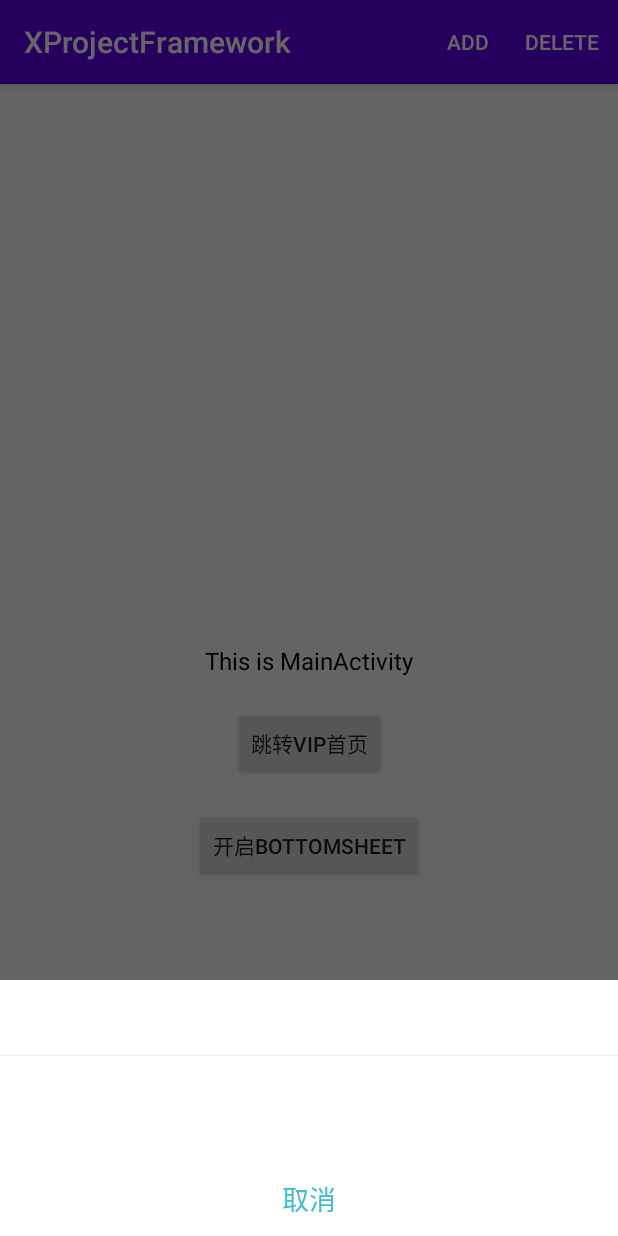
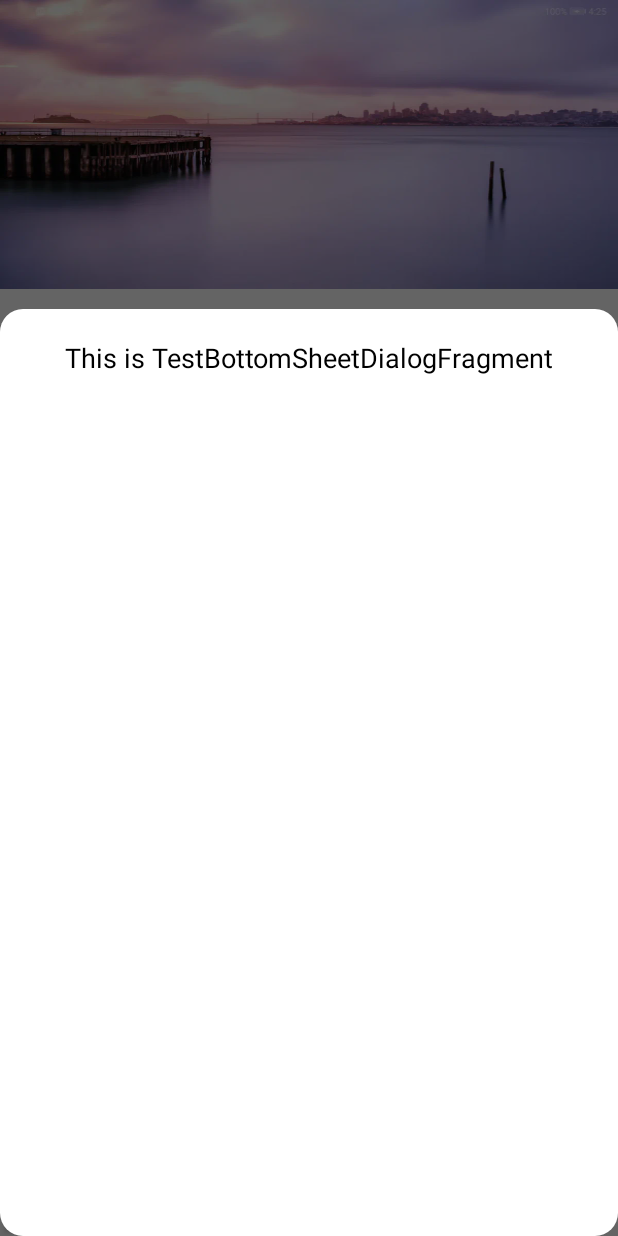
Before and after one commit to isaxiong/XProjectFramework, an Android app: the screen it shows after launch (MainActivity), after a tap on "开启BOTTOMSHEET", on a phone screen of 412 x 824 dp. Run offline under Robolectric (Android 15) with nearby library versions, the phone set to English and light mode, and no system bars; libraries missing offline, so code that uses them is left out: com.alibaba.android, com.jaeger.library, com.readystatesoftware.systembartint, com.umeng.commonsdk, com.umeng.message and 1 more; 5 statements that could not run were skipped.

Commit message:
新增沉浸式工具类

```diff
--- a/app/build.gradle
+++ b/app/build.gradle
@@ -57,6 +57,8 @@ dependencies {
     implementation 'androidx.constraintlayout:constraintlayout:2.0.2'
     implementation 'com.android.support:design:28.0.0'
     implementation 'androidx.recyclerview:recyclerview:1.1.0'
+    implementation 'com.readystatesoftware.systembartint:systembartint:1.0.3'  //状态栏
+    implementation 'com.jaeger.statusbarutil:library:1.4.0' // 通用状态栏
     implementation "com.github.CymChad:BaseRecyclerViewAdapterHelper:$rootProject.ext.brvahVersion"
 
     /* ------------ARouter-------------- */
--- a/app/src/main/java/com/xiong/xprojectframework/MainActivity.kt
+++ b/app/src/main/java/com/xiong/xprojectframework/MainActivity.kt
@@ -1,5 +1,8 @@
 package com.xiong.xprojectframework
 
+import android.graphics.Color
+import android.graphics.Rect
+import android.os.Build
 import androidx.appcompat.app.AppCompatActivity
 import android.os.Bundle
 import android.text.TextUtils
@@ -7,14 +10,21 @@ import android.util.Log
 import android.view.Menu
 import android.view.MenuItem
 import android.view.View
+import android.view.WindowManager
+import androidx.core.content.ContextCompat
+import androidx.fragment.app.FragmentTransaction
 import com.alibaba.android.arouter.facade.annotation.Route
 import com.alibaba.android.arouter.launcher.ARouter
+import com.jaeger.library.StatusBarUtil
+import com.xiong.xprojectframework.base.BaseActivity
 import com.xiong.xprojectframework.util.TimeFormatUtil
 import com.xiong.xprojectframework.util.CountDownTimerHelper
+import com.xiong.xprojectframework.util.StatusBarUtils
 import com.xiong.xprojectframework.widget.BaseBottomDialogFragment
 import com.xiong.xprojectframework.widget.TestBottomSheetDialogFragment
 import kotlinx.android.synthetic.main.activity_main.*
 import org.greenrobot.greendao.AbstractDaoMaster
+import java.lang.reflect.Field
 
 /**
  * @author xiong
@@ -22,13 +32,86 @@ import org.greenrobot.greendao.AbstractDaoMaster
  * @description 首页
  **/
 @Route(path = "/app/MainActivity")
-class MainActivity : AppCompatActivity(), View.OnClickListener {
+class MainActivity : BaseActivity(), View.OnClickListener {
 
     override fun onCreate(savedInstanceState: Bundle?) {
         super.onCreate(savedInstanceState)
         setContentView(R.layout.activity_main)
 
+//        StatusBarUtil.setColor(this, resources.getColor(R.color.colorAccent))
+        StatusBarUtil.setTransparentForImageView(this, null)
+
+        // 设置状态栏全透明
+//        StatusBarUtils.setStatusBarTransparent(this)
+//        if (Build.VERSION.SDK_INT >= Build.VERSION_CODES.LOLLIPOP) {    // 5.0及以上
+//            window.clearFlags(WindowManager.LayoutParams.FLAG_TRANSLUCENT_STATUS)
+//            window.addFlags(WindowManager.LayoutParams.FLAG_DRAWS_SYSTEM_BAR_BACKGROUNDS)
+//            window.statusBarColor = Color.TRANSPARENT // resources.getColor(R.color.colorAccent)
+//            window.decorView.systemUiVisibility = (View.SYSTEM_UI_FLAG_LAYOUT_FULLSCREEN or View.SYSTEM_UI_FLAG_LAYOUT_STABLE)
+//        } else if(Build.VERSION.SDK_INT >= Build.VERSION_CODES.KITKAT) {    // 4.4及以上
+//            window.addFlags(WindowManager.LayoutParams.FLAG_TRANSLUCENT_STATUS)
+//        }
+
         initView()
+        initCountDownTimer()
+        Log.w("xiong", "=== initView getTitleBarHeight === 1、反射：${StatusBarUtils.getStatusBarHeightByReflect(this)}" +
+                ", 2、系统资源Id：${StatusBarUtils.getStatusBarHeightById(this)}" +
+                ", 3、窗口：${StatusBarUtils.getStatusBarHeightByWin(this)}")
+    }
+
+    override fun getLayoutId(): Int {
+        return R.layout.activity_main
+    }
+
+    override fun onWindowFocusChanged(hasFocus: Boolean) {
+        super.onWindowFocusChanged(hasFocus)
+        if (hasFocus) {
+            // TODO xiong -- test：测试沉浸式是否会对状态栏高度有影响（初步测试无影响）
+            Log.w("xiong", "=== onWindowFocusChanged getTitleBarHeight === 1、反射：${StatusBarUtils.getStatusBarHeightByReflect(this)}" +
+                    ", 2、系统资源Id：${StatusBarUtils.getStatusBarHeightById(this)}" +
+                    ", 3、窗口：${StatusBarUtils.getStatusBarHeightByWin(this)}")
+        }
+    }
+
+    override fun onCreateOptionsMenu(menu: Menu?): Boolean {
+        menuInflater.inflate(R.menu.main, menu)
+        return super.onCreateOptionsMenu(menu)
+    }
+
+    override fun onOptionsItemSelected(item: MenuItem): Boolean {
+        return true
+    }
+
+    /**
+     *
+     */
+    override fun initViewAfterContentView() {
+//        setStatusBarTranslucent()
+//        setStatusBarBackground(Color.TRANSPARENT)
+        setStatusBarStyle(true)
+//        ContextCompat.getDrawable(this, )
+        setStatusBarBackground(resources.getColor(R.color.colorAccent))
+        initView()
+    }
+
+    private fun initView() {
+        tv_main_content.text = "This is MainActivity"
+        btn_test_jump_vip_page.setOnClickListener {
+            ARouter.getInstance().build("/vip/HomeActivity").navigation()
+        }
+        btn_open_bottom_sheet.setOnClickListener {
+            openBottomSheet()
+        }
+
+        // 定时器UI
+        btn_start_timer.setOnClickListener(this)
+        btn_cancel_timer.setOnClickListener(this)
+        btn_reset_timer.setOnClickListener(this)
+        btn_stop_timer.setOnClickListener(this)
+        btn_resume_timer.setOnClickListener(this)
+    }
+
+    private fun initCountDownTimer() {
         CountDownTimerHelper.setOnCountDownTimerListener(object : CountDownTimerHelper.OnCountDownTimerListener {
             override fun onCountDownFinished() {
                 Log.w("xiong", " === onCountDownFinished === ")
@@ -48,34 +131,11 @@ class MainActivity : AppCompatActivity(), View.OnClickListener {
         })
     }
 
-    override fun onCreateOptionsMenu(menu: Menu?): Boolean {
-        menuInflater.inflate(R.menu.main, menu)
-        return super.onCreateOptionsMenu(menu)
-    }
-
-    override fun onOptionsItemSelected(item: MenuItem): Boolean {
-        return true
-    }
-
-    private fun initView() {
-        tv_main_content.text = "This is MainActivity"
-        btn_test_jump_vip_page.setOnClickListener {
-            ARouter.getInstance().build("/vip/HomeActivity").navigation()
-        }
-        btn_open_bottom_sheet.setOnClickListener {
-            openBottomSheet()
-        }
-
-        // 定时器UI
-        btn_start_timer.setOnClickListener(this)
-        btn_cancel_timer.setOnClickListener(this)
-        btn_reset_timer.setOnClickListener(this)
-        btn_stop_timer.setOnClickListener(this)
-        btn_resume_timer.setOnClickListener(this)
-    }
-
     private fun openBottomSheet() {
-        BaseBottomDialogFragment().show(supportFragmentManager, "BaseBottomDialogFragmentTest")
+//        BaseBottomDialogFragment().show(supportFragmentManager, "BaseBottomDialogFragmentTest")
+        supportFragmentManager.beginTransaction()
+            .add(TestBottomSheetDialogFragment.getInstance(), "TestBottomSheetDialogFragment")
+            .commit()
 //        TestBottomSheetDialogFragment.getInstance().show(supportFragmentManager, "TestBottomSheetDialogFragment")
     }
 
--- /dev/null
+++ b/app/src/main/java/com/xiong/xprojectframework/base/BaseActivity.kt
@@ -0,0 +1,75 @@
+package com.xiong.xprojectframework.base
+
+import android.os.Bundle
+import android.view.LayoutInflater
+import android.view.View
+import android.view.ViewGroup
+import android.widget.LinearLayout
+import androidx.annotation.ColorInt
+import androidx.appcompat.app.AppCompatActivity
+import com.xiong.xprojectframework.R
+import com.xiong.xprojectframework.util.StatusBarUtils
+
+/**
+ * @author xiong
+ * @since  2021/1/22
+ * @description 基类Activity
+ **/
+abstract class BaseActivity: AppCompatActivity() {
+
+    private lateinit var mRootContainer: ViewGroup
+    private lateinit var mStatusBarView: View
+//    private lateinit var mTitleBar: View
+
+    override fun onCreate(savedInstanceState: Bundle?) {
+        super.onCreate(savedInstanceState)
+        initViewBeforeContentView()
+        setContentView(getLayoutId())
+
+        mRootContainer = findViewById(android.R.id.content)
+        mRootContainer.addView(createCustomStatusBar())
+//        mRootContainer.addView(createCustomTitleBar())
+        initCustomTitleBar()
+
+        initViewAfterContentView()
+    }
+
+    private fun createCustomStatusBar(): View {
+        StatusBarUtils.setStatusBarTransparent(this)
+
+        mStatusBarView = View(this)
+        val params = LinearLayout.LayoutParams(ViewGroup.LayoutParams.MATCH_PARENT, StatusBarUtils.getStatusBarHeightById(this))
+        mStatusBarView.layoutParams = params
+        return mStatusBarView
+    }
+
+    private fun initCustomTitleBar() {
+
+    }
+
+    /**
+     * 设置状态栏背景颜色（非透明）
+     */
+    fun setStatusBarBackground(@ColorInt colorRes: Int) {
+        mStatusBarView.visibility = View.VISIBLE
+        mStatusBarView.setBackgroundColor(colorRes)
+    }
+
+    /**
+     * 设置状态栏样式（字体和图标颜色）
+     * @param dark 是否为暗色系
+     */
+    fun setStatusBarStyle(dark: Boolean) {
+        StatusBarUtils.setStatusBarStyle(this, dark)
+    }
+
+
+    abstract fun getLayoutId(): Int
+
+    open fun initViewBeforeContentView() {
+
+    }
+
+    abstract fun initViewAfterContentView()
+
+}
--- /dev/null
+++ b/app/src/main/java/com/xiong/xprojectframework/util/StatusBarUtils.kt
@@ -0,0 +1,125 @@
+package com.xiong.xprojectframework.util
+
+import android.annotation.TargetApi
+import android.app.Activity
+import android.graphics.Color
+import android.graphics.Rect
+import android.os.Build
+import android.view.View
+import android.view.Window
+import android.view.WindowManager
+import com.readystatesoftware.systembartint.SystemBarTintManager
+import java.lang.reflect.Field
+
+
+/**
+ * @author: xiong
+ * @description: 状态栏工具类
+ * @date： 2021/1/14
+ */
+object StatusBarUtils {
+    /**
+     * 修改状态栏为全透明
+     * @param activity
+     */
+    @TargetApi(19)
+    fun setStatusBarTransparent(activity: Activity) {
+        if (Build.VERSION.SDK_INT >= Build.VERSION_CODES.LOLLIPOP) {
+            val window: Window = activity.window
+            window.clearFlags(WindowManager.LayoutParams.FLAG_TRANSLUCENT_STATUS)
+            window.addFlags(WindowManager.LayoutParams.FLAG_DRAWS_SYSTEM_BAR_BACKGROUNDS)
+            window.statusBarColor = Color.TRANSPARENT
+            window.decorView.systemUiVisibility = (View.SYSTEM_UI_FLAG_LAYOUT_FULLSCREEN
+                    or View.SYSTEM_UI_FLAG_LAYOUT_STABLE)
+        } else if (Build.VERSION.SDK_INT >= Build.VERSION_CODES.KITKAT) {
+            val window: Window = activity.window
+            window.setFlags(WindowManager.LayoutParams.FLAG_TRANSLUCENT_STATUS,
+                    WindowManager.LayoutParams.FLAG_TRANSLUCENT_STATUS)
+        }
+    }
+
+    /**
+     * 修改状态栏颜色，支持4.4以上版本
+     * @param activity
+     * @param colorId
+     */
+    fun setStatusBarColor(activity: Activity, colorId: Int) {
+        if (Build.VERSION.SDK_INT >= Build.VERSION_CODES.LOLLIPOP) {
+            val window: Window = activity.window
+            //需要设置这个 flag 才能调用 setStatusBarColor 来设置状态栏颜色
+            window.addFlags(WindowManager.LayoutParams.FLAG_DRAWS_SYSTEM_BAR_BACKGROUNDS)
+            //设置状态栏颜色
+            window.statusBarColor = colorId
+        } else if (Build.VERSION.SDK_INT >= Build.VERSION_CODES.KITKAT) {
+            //使用SystemBarTint库使4.4版本状态栏变色，需要先将状态栏设置为透明
+            setStatusBarTransparent(activity)
+            val tintManager = SystemBarTintManager(activity)
+            tintManager.isStatusBarTintEnabled = true
+            tintManager.setStatusBarTintColor(colorId)
+        }
+    }
+
+    /**
+     * 设置状态栏样式（字体和图标颜色）
+     * @param activity
+     * @param dark
+     */
+    fun setStatusBarStyle(activity: Activity, dark: Boolean) {
+        setAndroidNativeLightStatusBar(activity, dark)
+    }
+
+    /**
+     * 谷歌原生方式修改
+     * @param activity
+     * @param dark
+     */
+    private fun setAndroidNativeLightStatusBar(activity: Activity, dark: Boolean) {
+        val decor: View = activity.window.decorView
+        if (dark) {
+            decor.systemUiVisibility = View.SYSTEM_UI_FLAG_LAYOUT_FULLSCREEN or View.SYSTEM_UI_FLAG_LIGHT_STATUS_BAR
+        } else {
+            decor.systemUiVisibility = View.SYSTEM_UI_FLAG_LAYOUT_FULLSCREEN or View.SYSTEM_UI_FLAG_LAYOUT_STABLE
+        }
+    }
+
+    /**
+     * 获取状态栏高度（通过系统Id）
+     */
+    fun getStatusBarHeightById(activity: Activity): Int {
+        var result = 0
+        //获取状态栏高度的资源id
+        val resourceId: Int = activity.resources.getIdentifier("status_bar_height", "dimen", "android")
+        if (resourceId > 0) {
+            result = activity.resources.getDimensionPixelSize(resourceId)
+        }
+        return result
+    }
+
+    /**
+     * 获取状态栏高度（通过反射方式）
+     */
+    fun getStatusBarHeightByReflect(activity: Activity): Int {
+        val c: Class<*>
+        var statusBarHeight = 0
+        try {
+            c = Class.forName("com.android.internal.R\$dimen")
+            val obj = c.newInstance()
+            val field = c.getField("status_bar_height")
+            val x = field[obj].toString().toInt()
+            statusBarHeight = activity.resources.getDimensionPixelSize(x)
+        } catch (e: java.lang.Exception) {
+            e.printStackTrace()
+        }
+        return statusBarHeight
+    }
+
+    /**
+     * 获取状态栏高度（通过窗口方式）
+     * 注：为了避免获取到高度为0，最好放在OnWindowFocusChanged回调中获取
+     */
+    fun getStatusBarHeightByWin(activity: Activity): Int {
+        val frame = Rect()
+        activity.window.decorView.getWindowVisibleDisplayFrame(frame)
+        return frame.top
+    }
+}
--- a/app/src/main/java/com/xiong/xprojectframework/widget/BaseBottomSheetDialogFragment.kt
+++ b/app/src/main/java/com/xiong/xprojectframework/widget/BaseBottomSheetDialogFragment.kt
@@ -73,6 +73,8 @@ abstract class BaseBottomSheetDialogFragment : BottomSheetDialogFragment() {
         return ViewGroup.LayoutParams.MATCH_PARENT
     }
 
+
+
     open fun initView() {}
 
     open fun initData() {}
--- a/app/src/main/java/com/xiong/xprojectframework/widget/TestBottomSheetDialogFragment.kt
+++ b/app/src/main/java/com/xiong/xprojectframework/widget/TestBottomSheetDialogFragment.kt
@@ -1,5 +1,6 @@
 package com.xiong.xprojectframework.widget
 
+import android.app.Dialog
 import com.xiong.xprojectframework.R
 
 /**
@@ -26,4 +27,5 @@ class TestBottomSheetDialogFragment: BaseBottomSheetDialogFragment() {
     override fun initData() {
 
     }
+
 }
--- a/app/src/main/res/layout/activity_main.xml
+++ b/app/src/main/res/layout/activity_main.xml
@@ -5,6 +5,13 @@
     android:layout_width="match_parent"
     android:layout_height="match_parent"
     tools:context=".MainActivity">
+
+    <ImageView
+        android:layout_width="match_parent"
+        android:layout_height="wrap_content"
+        app:layout_constraintTop_toTopOf="parent"
+        android:src="@drawable/test"
+        android:scaleType="fitXY"/>
 
     <TextView
         android:id="@+id/tv_main_content"
--- a/app/src/main/res/values/styles.xml
+++ b/app/src/main/res/values/styles.xml
@@ -1,7 +1,7 @@
 <resources>
 
     <!-- Base application theme. -->
-    <style name="AppTheme" parent="Theme.AppCompat.Light.DarkActionBar">
+    <style name="AppTheme" parent="Theme.AppCompat.Light.NoActionBar">
         <!-- Customize your theme here. -->
         <item name="colorPrimary">@color/colorPrimary</item>
         <item name="colorPrimaryDark">@color/colorPrimaryDark</item>
```
Also changed, not shown: app/src/main/res/layout/activity_root_layout.xml (added, +21 -0 lines), app/src/main/res/drawable-xxhdpi/ico_player_last_big.png (added), app/src/main/res/drawable-xxhdpi/test.png (added).
